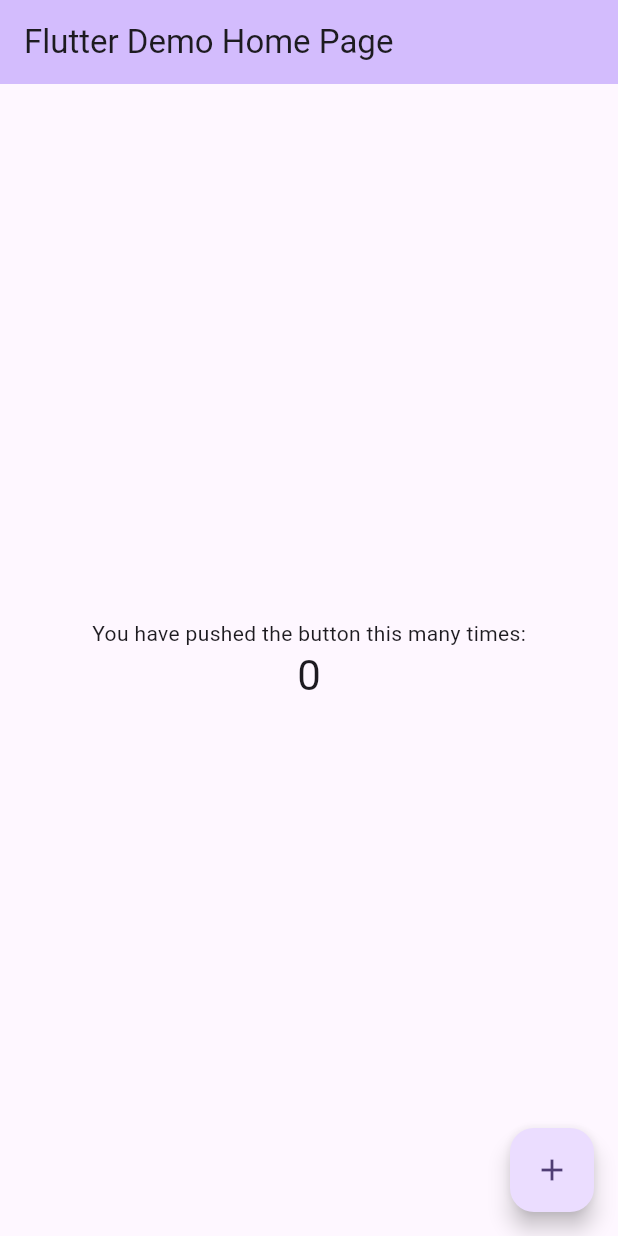
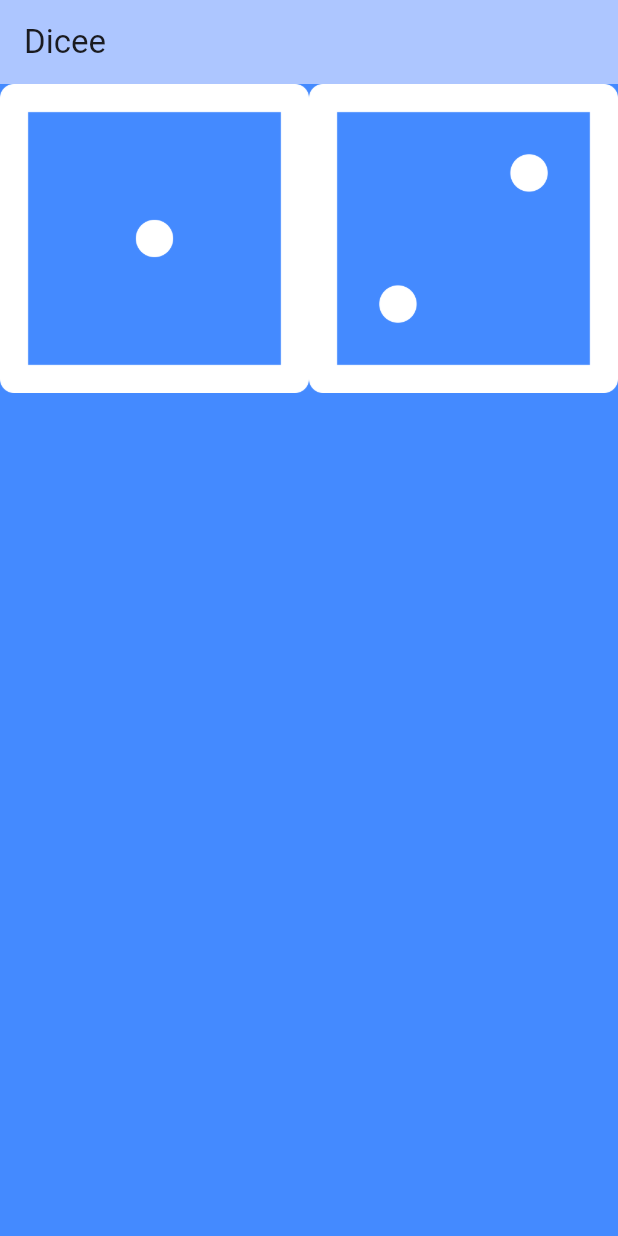
Before and after one commit to pranaypatel512/dicee_flutter, a Flutter app: the screen it shows after launch, on a phone screen of 412 x 824 dp. Run offline on Flutter 3.47's test engine with Material 2 defaults, Android fonts, the phone set to English and light mode, and no system bars.

Commit message:
Added images and dice

```diff
--- a/lib/main.dart
+++ b/lib/main.dart
@@ -11,7 +11,7 @@ class MyApp extends StatelessWidget {
   @override
   Widget build(BuildContext context) {
     return MaterialApp(
-      title: 'Flutter Demo',
+      title: 'Dicee',
       theme: ThemeData(
         // This is the theme of your application.
         //
@@ -28,98 +28,38 @@ class MyApp extends StatelessWidget {
         //
         // This works for code too, not just values: Most code changes can be
         // tested with just a hot reload.
-        colorScheme: ColorScheme.fromSeed(seedColor: Colors.deepPurple),
+        colorScheme: ColorScheme.fromSeed(seedColor: Colors.blueAccent),
         useMaterial3: true,
       ),
-      home: const MyHomePage(title: 'Flutter Demo Home Page'),
+      home: const MyHomePage(),
     );
   }
 }
 
-class MyHomePage extends StatefulWidget {
-  const MyHomePage({super.key, required this.title});
-
-  // This widget is the home page of your application. It is stateful, meaning
-  // that it has a State object (defined below) that contains fields that affect
-  // how it looks.
-
-  // This class is the configuration for the state. It holds the values (in this
-  // case the title) provided by the parent (in this case the App widget) and
-  // used by the build method of the State. Fields in a Widget subclass are
-  // always marked "final".
-
-  final String title;
-
-  @override
-  State<MyHomePage> createState() => _MyHomePageState();
-}
-
-class _MyHomePageState extends State<MyHomePage> {
-  int _counter = 0;
-
-  void _incrementCounter() {
-    setState(() {
-      // This call to setState tells the Flutter framework that something has
-      // changed in this State, which causes it to rerun the build method below
-      // so that the display can reflect the updated values. If we changed
-      // _counter without calling setState(), then the build method would not be
-      // called again, and so nothing would appear to happen.
-      _counter++;
-    });
-  }
+class MyHomePage extends StatelessWidget {
+  const MyHomePage({super.key});
 
   @override
   Widget build(BuildContext context) {
-    // This method is rerun every time setState is called, for instance as done
-    // by the _incrementCounter method above.
-    //
-    // The Flutter framework has been optimized to make rerunning build methods
-    // fast, so that you can just rebuild anything that needs updating rather
-    // than having to individually change instances of widgets.
     return Scaffold(
-      appBar: AppBar(
-        // TRY THIS: Try changing the color here to a specific color (to
-        // Colors.amber, perhaps?) and trigger a hot reload to see the AppBar
-        // change color while the other colors stay the same.
-        backgroundColor: Theme.of(context).colorScheme.inversePrimary,
-        // Here we take the value from the MyHomePage object that was created by
-        // the App.build method, and use it to set our appbar title.
-        title: Text(widget.title),
-      ),
-      body: Center(
-        // Center is a layout widget. It takes a single child and positions it
-        // in the middle of the parent.
-        child: Column(
-          // Column is also a layout widget. It takes a list of children and
-          // arranges them vertically. By default, it sizes itself to fit its
-          // children horizontally, and tries to be as tall as its parent.
-          //
-          // Column has various properties to control how it sizes itself and
-          // how it positions its children. Here we use mainAxisAlignment to
-          // center the children vertically; the main axis here is the vertical
-          // axis because Columns are vertical (the cross axis would be
-          // horizontal).
-          //
-          // TRY THIS: Invoke "debug painting" (choose the "Toggle Debug Paint"
-          // action in the IDE, or press "p" in the console), to see the
-          // wireframe for each widget.
-          mainAxisAlignment: MainAxisAlignment.center,
-          children: <Widget>[
-            const Text(
-              'You have pushed the button this many times:',
+        backgroundColor: Colors.blueAccent,
+        appBar: AppBar(
+          backgroundColor: Theme.of(context).colorScheme.inversePrimary,
+          title: Text('Dicee'),
+        ),
+        body: Row(
+          children: [
+            Expanded(
+              child: Container(
+                child: Image(image: AssetImage('images/dice1.png')),
+              ),
             ),
-            Text(
-              '$_counter',
-              style: Theme.of(context).textTheme.headlineMedium,
-            ),
+            Expanded(
+              child: Container(
+                child: Image(image: AssetImage('images/dice2.png')),
+              ),
+            )
           ],
-        ),
-      ),
-      floatingActionButton: FloatingActionButton(
-        onPressed: _incrementCounter,
-        tooltip: 'Increment',
-        child: const Icon(Icons.add),
-      ), // This trailing comma makes auto-formatting nicer for build methods.
-    );
+        ));
   }
 }
```
Also changed, not shown: pubspec.yaml (+2 -30 lines), images/dice1.png (added), images/dice2.png (added), images/dice3.png (added), images/dice4.png (added), images/dice5.png (added), images/dice6.png (added).
